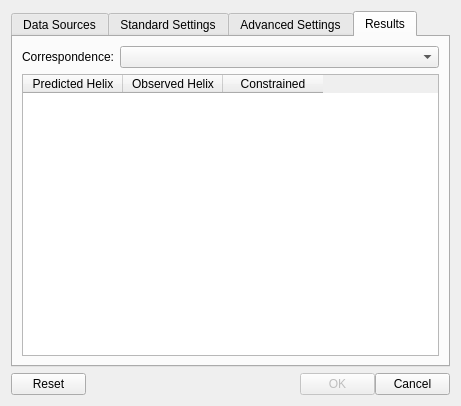
Above: Gorgon/src_ui/ui_dialog_sse_helix_correspondence_finder.ui from GorgonCryoEM/Gorgon before the change. Below: the same form after it.
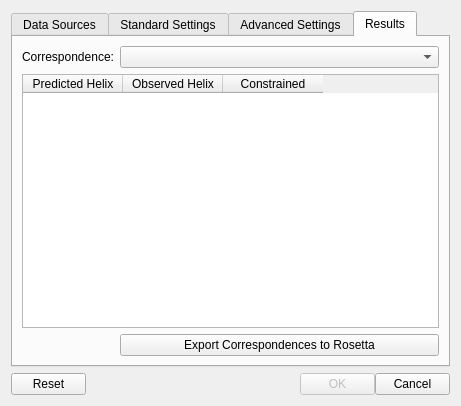
That is the form after the change. The open tabs and pages were chosen to show the change.

Commit message: Steps towards exporting to Rosetta

Diff of the .ui file:
```diff
--- a/Gorgon/src_ui/ui_dialog_sse_helix_correspondence_finder.ui
+++ b/Gorgon/src_ui/ui_dialog_sse_helix_correspondence_finder.ui
@@ -532,6 +532,13 @@
          </column>
         </widget>
        </item>
+       <item row="2" column="1" >
+        <widget class="QPushButton" name="pushButtonExportToRosetta" >
+         <property name="text" >
+          <string>Export Correspondences to Rosetta</string>
+         </property>
+        </widget>
+       </item>
       </layout>
      </widget>
     </widget>
```
Left out of the diff: 3 changed lines with no effect on the pictures. The commit also changes 12 other files.
